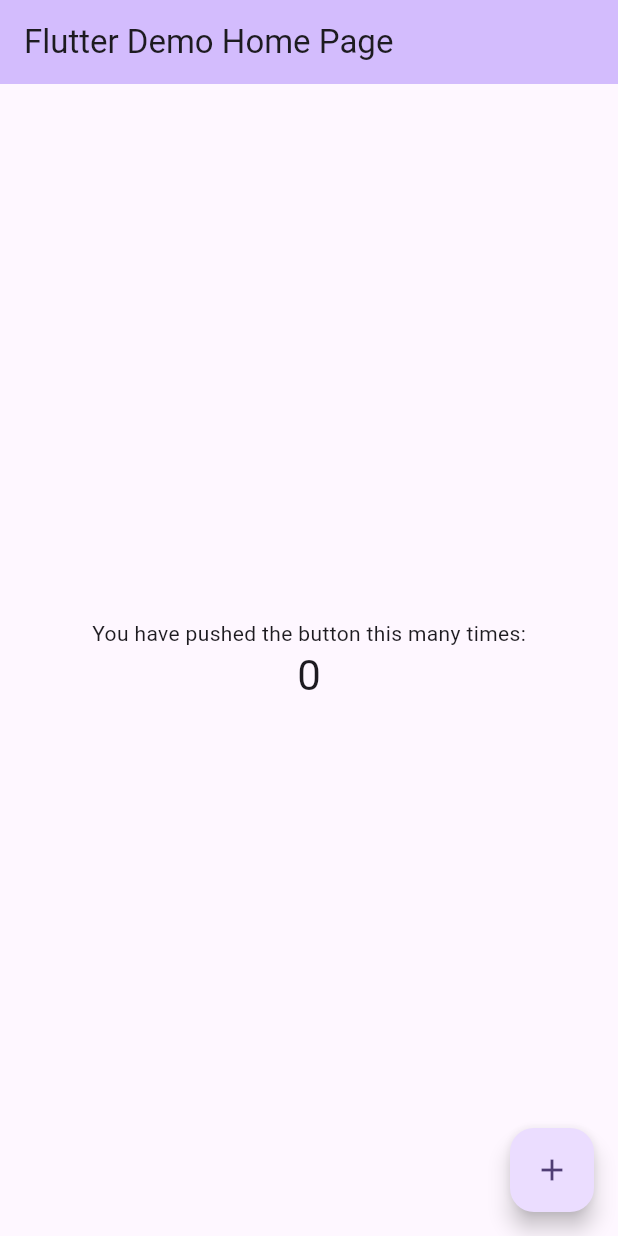
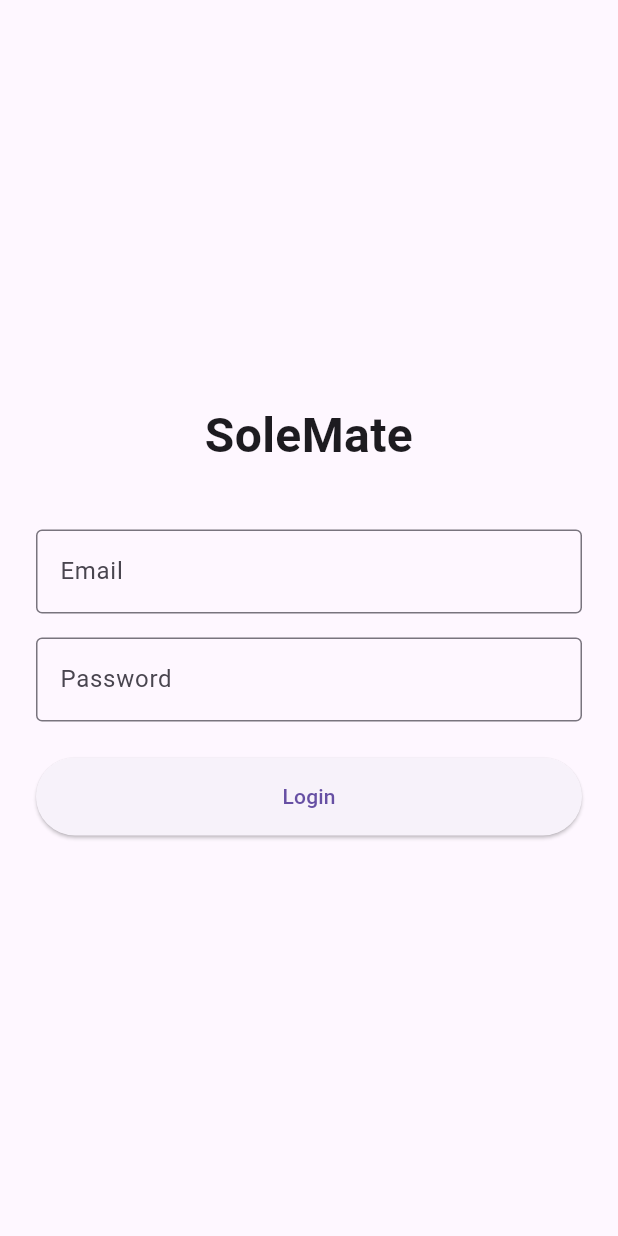
Before and after one commit to hikamchexzy/SoleMate, a Flutter app: the screen it shows after launch, on a phone screen of 412 x 824 dp. Run offline on Flutter 3.47's test engine with Material 3 defaults, Android fonts, the phone set to English and light mode, and no system bars; our stand-ins replace shared_preferences.

Commit message:
feat(mobile): berhasil integrasi login, penyimpanan token, dan navigasi role-based

```diff
--- a/soulmateapp/lib/main.dart
+++ b/soulmateapp/lib/main.dart
@@ -1,122 +1,20 @@
 import 'package:flutter/material.dart';
+import 'screens/login.screen.dart';
 
 void main() {
-  runApp(const MyApp());
+  runApp(MyApp());
 }
 
 class MyApp extends StatelessWidget {
-  const MyApp({super.key});
-
-  // This widget is the root of your application.
   @override
   Widget build(BuildContext context) {
     return MaterialApp(
-      title: 'Flutter Demo',
+      title: 'SoleMate',
       theme: ThemeData(
-        // This is the theme of your application.
-        //
-        // TRY THIS: Try running your application with "flutter run". You'll see
-        // the application has a purple toolbar. Then, without quitting the app,
-        // try changing the seedColor in the colorScheme below to Colors.green
-        // and then invoke "hot reload" (save your changes or press the "hot
-        // reload" button in a Flutter-supported IDE, or press "r" if you used
-        // the command line to start the app).
-        //
-        // Notice that the counter didn't reset back to zero; the application
-        // state is not lost during the reload. To reset the state, use hot
-        // restart instead.
-        //
-        // This works for code too, not just values: Most code changes can be
-        // tested with just a hot reload.
-        colorScheme: .fromSeed(seedColor: Colors.deepPurple),
+        primarySwatch: Colors.blue,
+        visualDensity: VisualDensity.adaptivePlatformDensity,
       ),
-      home: const MyHomePage(title: 'Flutter Demo Home Page'),
+      home: LoginScreen(),
     );
   }
 }
-
-class MyHomePage extends StatefulWidget {
-  const MyHomePage({super.key, required this.title});
-
-  // This widget is the home page of your application. It is stateful, meaning
-  // that it has a State object (defined below) that contains fields that affect
-  // how it looks.
-
-  // This class is the configuration for the state. It holds the values (in this
-  // case the title) provided by the parent (in this case the App widget) and
-  // used by the build method of the State. Fields in a Widget subclass are
-  // always marked "final".
-
-  final String title;
-
-  @override
-  State<MyHomePage> createState() => _MyHomePageState();
-}
-
-class _MyHomePageState extends State<MyHomePage> {
-  int _counter = 0;
-
-  void _incrementCounter() {
-    setState(() {
-      // This call to setState tells the Flutter framework that something has
-      // changed in this State, which causes it to rerun the build method below
-      // so that the display can reflect the updated values. If we changed
-      // _counter without calling setState(), then the build method would not be
-      // called again, and so nothing would appear to happen.
-      _counter++;
-    });
-  }
-
-  @override
-  Widget build(BuildContext context) {
-    // This method is rerun every time setState is called, for instance as done
-    // by the _incrementCounter method above.
-    //
-    // The Flutter framework has been optimized to make rerunning build methods
-    // fast, so that you can just rebuild anything that needs updating rather
-    // than having to individually change instances of widgets.
-    return Scaffold(
-      appBar: AppBar(
-        // TRY THIS: Try changing the color here to a specific color (to
-        // Colors.amber, perhaps?) and trigger a hot reload to see the AppBar
-        // change color while the other colors stay the same.
-        backgroundColor: Theme.of(context).colorScheme.inversePrimary,
-        // Here we take the value from the MyHomePage object that was created by
-        // the App.build method, and use it to set our appbar title.
-        title: Text(widget.title),
-      ),
-      body: Center(
-        // Center is a layout widget. It takes a single child and positions it
-        // in the middle of the parent.
-        child: Column(
-          // Column is also a layout widget. It takes a list of children and
-          // arranges them vertically. By default, it sizes itself to fit its
-          // children horizontally, and tries to be as tall as its parent.
-          //
-          // Column has various properties to control how it sizes itself and
-          // how it positions its children. Here we use mainAxisAlignment to
-          // center the children vertically; the main axis here is the vertical
-          // axis because Columns are vertical (the cross axis would be
-          // horizontal).
-          //
-          // TRY THIS: Invoke "debug painting" (choose the "Toggle Debug Paint"
-          // action in the IDE, or press "p" in the console), to see the
-          // wireframe for each widget.
-          mainAxisAlignment: .center,
-          children: [
-            const Text('You have pushed the button this many times:'),
-            Text(
-              '$_counter',
-              style: Theme.of(context).textTheme.headlineMedium,
-            ),
-          ],
-        ),
-      ),
-      floatingActionButton: FloatingActionButton(
-        onPressed: _incrementCounter,
-        tooltip: 'Increment',
-        child: const Icon(Icons.add),
-      ),
-    );
-  }
-}
--- /dev/null
+++ b/soulmateapp/lib/screens/login.screen.dart
@@ -0,0 +1,91 @@
+import 'package:flutter/material.dart';
+import '../services/auth.services.dart';
+import 'package:shared_preferences/shared_preferences.dart';
+import 'admin/admin.dashboard.screen.dart';
+import 'pelanggan/pelanggan.home.screen.dart';
+
+
+class LoginScreen extends StatefulWidget {
+  @override
+  _LoginScreenState createState() => _LoginScreenState();
+}
+
+class _LoginScreenState extends State<LoginScreen> {
+  final _emailController = TextEditingController();
+  final _passwordController = TextEditingController();
+  final _authService = AuthService();
+  bool _isLoading = false;
+
+  void _handleLogin() async {
+    setState(() => _isLoading = true);
+
+    final success = await _authService.login(
+      _emailController.text,
+      _passwordController.text,
+    );
+
+    setState(() => _isLoading = false);
+
+    if (success) {
+      final prefs = await SharedPreferences.getInstance();
+      final role = prefs.getString('role');
+
+      if (!mounted) return;
+
+      if (role == 'pemilik') {
+        Navigator.pushReplacement(
+          context,
+          MaterialPageRoute(builder: (_) => AdminDashboardScreen())
+        );
+      } else {
+        Navigator.pushReplacement(
+          context,
+          MaterialPageRoute(builder: (_) => PelangganHomeScreen())
+        );
+      }
+    } else {
+      ScaffoldMessenger.of(context).showSnackBar(
+        SnackBar(content: Text('Email atau password salah!')),
+      );
+    }
+  }
+
+  @override
+  Widget build(BuildContext context) {
+    return Scaffold(
+      body: SafeArea(
+        child: Padding(
+          padding: const EdgeInsets.all(24.0),
+          child: Column(
+            mainAxisAlignment: MainAxisAlignment.center,
+            crossAxisAlignment: CrossAxisAlignment.stretch,
+            children: [
+              Text(
+                'SoleMate',
+                textAlign: TextAlign.center,
+                style: TextStyle(fontSize: 32, fontWeight: FontWeight.bold),
+              ),
+              SizedBox(height: 40),
+              TextField(
+                controller: _emailController,
+                decoration: InputDecoration(labelText: 'Email', border: OutlineInputBorder()),
+              ),
+              SizedBox(height: 16),
+              TextField(
+                controller: _passwordController,
+                obscureText: true,
+                decoration: InputDecoration(labelText: 'Password', border: OutlineInputBorder()),
+              ),
+              SizedBox(height: 24),
+              ElevatedButton(
+                onPressed: _isLoading ? null : _handleLogin,
+                child: _isLoading ? CircularProgressIndicator() : Text('Login'),
+                style: ElevatedButton.styleFrom(padding: EdgeInsets.symmetric(vertical: 16)),
+              ),
+            ],
+          ),
+        ),
+      ),
+    );
+  }
+}
--- a/soulmateapp/pubspec.yaml
+++ b/soulmateapp/pubspec.yaml
@@ -30,6 +30,10 @@ environment:
 dependencies:
   flutter:
     sdk: flutter
+  http: ^1.1.0
+  shared_preferences: ^2.2.1
+  image_picker: ^1.0.4
+  intl: ^0.18.1
 
   # The following adds the Cupertino Icons font to your application.
   # Use with the CupertinoIcons class for iOS style icons.
```
Also changed, not shown: soulmateapp/lib/screens/admin/admin.dashboard.screen.dart (added, +13 -0 lines), soulmateapp/lib/screens/pelanggan/pelanggan.home.screen.dart (added, +13 -0 lines), soulmateapp/lib/services/auth.services.dart (added, +33 -0 lines), soulmateapp/lib/config/api.config.dart (added), soulmateapp/pubspec.lock, 6 other files.
